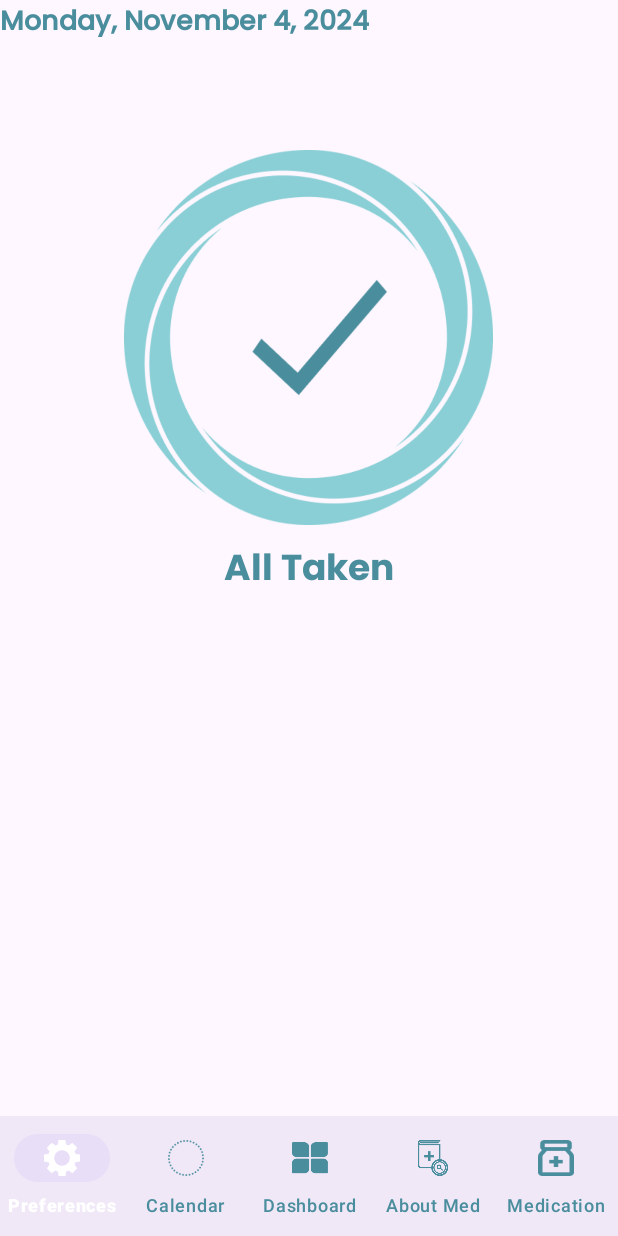
After one commit to ST10036905/MedCheck, an Android app: the TakenMedicine screen opened directly, with no data from a screen before it, on a phone screen of 412 x 824 dp. The commit adds this screen. Run offline under Robolectric (Android 15) with nearby library versions, the phone set to English and light mode, and no system bars; Roboto replaces fonts that are not available here.

Commit message:
Adding all taken layout to be opened when notification is tapped.

```diff
--- a/app/src/main/AndroidManifest.xml
+++ b/app/src/main/AndroidManifest.xml
@@ -6,11 +6,8 @@
     <uses-permission android:name="android.permission.ACCESS_FINE_LOCATION" />
     <uses-permission android:name="android.permission.INTERNET" />
     <uses-permission android:name="android.permission.POST_NOTIFICATIONS" />
-
     <uses-permission android:name="android.permission.USE_BIOMETRIC" />
     <uses-permission android:name="android.permission.USE_FINGERPRINT" />
-
-
 
     <application
         android:allowBackup="true"
@@ -22,19 +19,18 @@
         android:supportsRtl="true"
         android:theme="@style/Theme.MedCheck"
         tools:targetApi="31">
-
+        <activity
+            android:name=".TakenMedicine"
+            android:exported="false" />
 
         <receiver android:name=".MedicationReminderReceiver" />
-
 
         <activity
             android:name=".MyFirebaseMessagingService"
             android:exported="false" />
-
         <activity
             android:name=".Login"
             android:exported="false" />
-
         <activity
             android:name=".GoogleMap"
             android:exported="false" />
@@ -49,9 +45,7 @@
             android:exported="false" />
         <activity
             android:name=".MedicationInformation"
-
-            android:exported="false"/>
-
+            android:exported="false" />
         <activity
             android:name=".MainActivity"
             android:exported="true">
@@ -61,7 +55,6 @@
                 <category android:name="android.intent.category.LAUNCHER" />
             </intent-filter>
         </activity>
-
         <activity
             android:name=".Preferences"
             android:exported="false" />
@@ -79,10 +72,7 @@
             android:exported="false" />
         <activity
             android:name=".Dashboard"
-            android:exported="false" >
-        </activity>
-
-
+            android:exported="false"></activity>
 
         <meta-data
             android:name="preloaded_fonts"
--- a/app/src/main/java/com/example/medcheck/MedicationReminderReceiver.kt
+++ b/app/src/main/java/com/example/medcheck/MedicationReminderReceiver.kt
@@ -1,6 +1,7 @@
 package com.example.medcheck
 
 import android.Manifest
+import android.app.PendingIntent
 import android.content.BroadcastReceiver
 import android.content.Context
 import android.content.Intent
@@ -13,6 +14,15 @@ class MedicationReminderReceiver : BroadcastReceiver() {
     override fun onReceive(context: Context, intent: Intent) {
         // Retrieve medicine name from the intent extras
         val medicineName = intent.getStringExtra("medicineName") ?: "Medication Reminder"
+
+        // Intent to open the AllTaken activity when notification is tapped
+        val allTakenIntent = Intent(context, TakenMedicine::class.java)
+        val pendingIntent = PendingIntent.getActivity(
+            context,
+            0,
+            allTakenIntent,
+            PendingIntent.FLAG_UPDATE_CURRENT or PendingIntent.FLAG_IMMUTABLE
+        )
 
         // Create notification to remind the user to take their medication
         val notification = NotificationCompat.Builder(context, "medication_channel")
--- a/app/src/main/java/com/example/medcheck/Preferences.kt
+++ b/app/src/main/java/com/example/medcheck/Preferences.kt
@@ -170,7 +170,6 @@ class Preferences : AppCompatActivity() {
     private fun logout() {
         // Show a toast message indicating the user is being logged out
         Toast.makeText(this, "User is being logged out...", Toast.LENGTH_SHORT).show()
-
         FirebaseAuth.getInstance().signOut()
 
         // Clear SharedPreferences for a fresh login flow
--- /dev/null
+++ b/app/src/main/java/com/example/medcheck/TakenMedicine.kt
@@ -0,0 +1,66 @@
+package com.example.medcheck
+
+import android.content.Intent
+import android.os.Bundle
+import android.view.MenuItem
+import android.widget.TextView
+import androidx.activity.enableEdgeToEdge
+import androidx.appcompat.app.AppCompatActivity
+import androidx.core.view.ViewCompat
+import androidx.core.view.WindowInsetsCompat
+import com.google.android.material.bottomnavigation.BottomNavigationView
+import java.text.SimpleDateFormat
+import java.util.*
+
+class TakenMedicine : AppCompatActivity() {
+    override fun onCreate(savedInstanceState: Bundle?) {
+        super.onCreate(savedInstanceState)
+        enableEdgeToEdge()
+        setContentView(R.layout.activity_taken_medicine)
+
+        // Set up window insets
+        ViewCompat.setOnApplyWindowInsetsListener(findViewById(R.id.main)) { v, insets ->
+            val systemBars = insets.getInsets(WindowInsetsCompat.Type.systemBars())
+            v.setPadding(systemBars.left, systemBars.top, systemBars.right, systemBars.bottom)
+            insets
+        }
+
+        // Set today's date and day in the TextView
+        val dateTextView = findViewById<TextView>(R.id.date_day)
+        val currentDate = getCurrentDate()
+        dateTextView.text = currentDate
+
+        //---------------------------------------BOTTOM NAV-------------------------------------------------
+        val bottomNavigationView = findViewById<BottomNavigationView>(R.id.bottom_navigation)
+
+        // Handle navigation item selection for the bottom navigation bar
+        bottomNavigationView.setOnNavigationItemSelectedListener { item: MenuItem ->
+            when (item.itemId) {
+                R.id.nav_calendar -> {
+                    startActivity(Intent(this, Calendar::class.java))
+                    return@setOnNavigationItemSelectedListener true
+                }
+                R.id.nav_dashboard -> {
+                    startActivity(Intent(this, Dashboard::class.java))
+                    return@setOnNavigationItemSelectedListener true
+                }
+                R.id.nav_konw_your_med -> {
+                    startActivity(Intent(this, MedicationInformation::class.java))
+                    return@setOnNavigationItemSelectedListener true
+                }
+                R.id.nav_medication -> {
+                    startActivity(Intent(this, MyMedicine::class.java))
+                    return@setOnNavigationItemSelectedListener true
+                }
+            }
+            false
+        }
+        //--------------------------------------------------------------------------------------------------
+    }
+
+    // Function to get the current date in "EEEE, MMMM d, yyyy" format
+    private fun getCurrentDate(): String {
+        val dateFormat = SimpleDateFormat("EEEE, MMMM d, yyyy", Locale.getDefault())
+        return dateFormat.format(Date())
+    }
+}
--- /dev/null
+++ b/app/src/main/res/layout/activity_taken_medicine.xml
@@ -0,0 +1,55 @@
+<?xml version="1.0" encoding="utf-8"?>
+<RelativeLayout xmlns:android="http://schemas.android.com/apk/res/android"
+    xmlns:app="http://schemas.android.com/apk/res-auto"
+    android:id="@+id/main"
+    android:layout_width="match_parent"
+    android:layout_height="match_parent"
+    android:padding="16dp">
+
+    <TextView
+        android:id="@+id/date_day"
+        android:layout_width="wrap_content"
+        android:layout_height="wrap_content"
+        android:layout_alignParentTop="true"
+        android:layout_alignParentStart="true"
+        android:text="Monday, November 4, 2024"
+        android:textSize="18sp"
+        android:textColor="@color/textBlue"
+        android:textStyle="bold"
+        android:fontFamily="@font/poppins_medium"/>
+
+
+    <ImageView
+        android:id="@+id/center_image"
+        android:layout_width="250dp"
+        android:layout_height="250dp"
+        android:layout_centerHorizontal="true"
+        android:layout_marginTop="100dp"
+        android:src="@drawable/img" />
+
+
+    <TextView
+        android:id="@+id/all_taken_text"
+        android:layout_width="wrap_content"
+        android:layout_height="wrap_content"
+        android:layout_below="@id/center_image"
+        android:layout_centerHorizontal="true"
+        android:layout_marginTop="10dp"
+        android:text="@string/all_taken"
+        android:textSize="24sp"
+        android:textColor="@color/textBlue"
+        android:textStyle="bold"
+        android:fontFamily="@font/poppins_bold"/>
+
+    <!-- Bottom Navigation View at the Bottom -->
+    <com.google.android.material.bottomnavigation.BottomNavigationView
+        android:id="@+id/bottom_navigation"
+        android:layout_width="match_parent"
+        android:layout_height="wrap_content"
+        android:layout_alignParentBottom="true"
+        android:background="?android:attr/windowBackground"
+        app:menu="@menu/bottom_nav_menu"
+        app:labelVisibilityMode="labeled"
+        app:itemIconTint="@color/nav_item_color"
+        app:itemTextColor="@color/nav_item_color" />
+</RelativeLayout>
--- a/app/src/main/res/values/strings.xml
+++ b/app/src/main/res/values/strings.xml
@@ -160,6 +160,7 @@
 
     <string name="default_notification_channel_id" translatable="false">fcm_default_channel</string>
     <string name="msg_token_fmt" translatable="false">FCM Registration Token: %1$s</string>
+    <string name="all_taken">All Taken</string>
 
 
     <string-array name="language_options">
```
Also changed, not shown: app/src/main/res/drawable/img.png (added).
